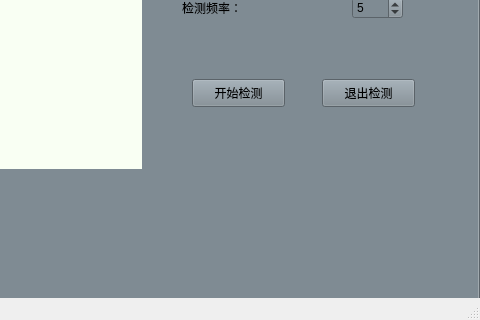
Before: the Qt Designer form Ui_mainwindow.ui in wang-10086/yolov5-5.0, drawn with Qt 5; both pictures show x 600 to 1080 and y 400 to 720 of the 1080 by 720 pixel window.
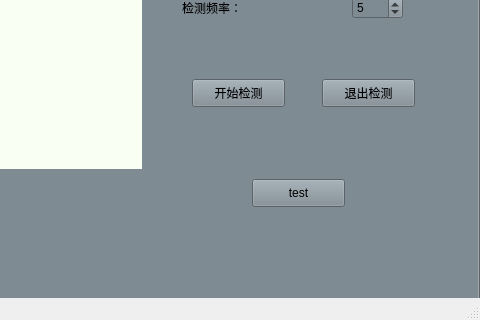
After: the same form once the commit is applied. The open tabs and pages were chosen to show the change.

Diff of the .ui file:
```diff
--- a/Ui_mainwindow.ui
+++ b/Ui_mainwindow.ui
@@ -474,6 +474,19 @@
        <string>退出检测</string>
       </property>
      </widget>
+     <widget class="QPushButton" name="pushButton_6">
+      <property name="geometry">
+       <rect>
+        <x>850</x>
+        <y>530</y>
+        <width>93</width>
+        <height>28</height>
+       </rect>
+      </property>
+      <property name="text">
+       <string>test</string>
+      </property>
+     </widget>
     </widget>
     <widget class="QWidget" name="tab_3">
      <attribute name="title">
```
Left out of the diff: 2 changed lines with no effect on the pictures.
